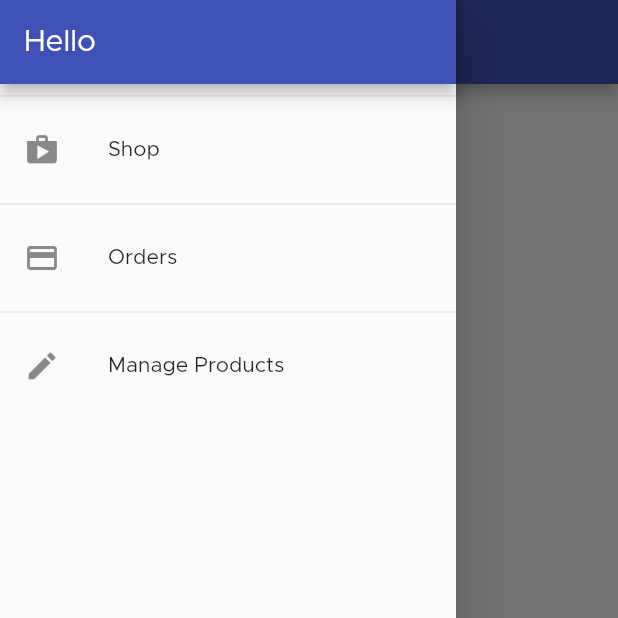
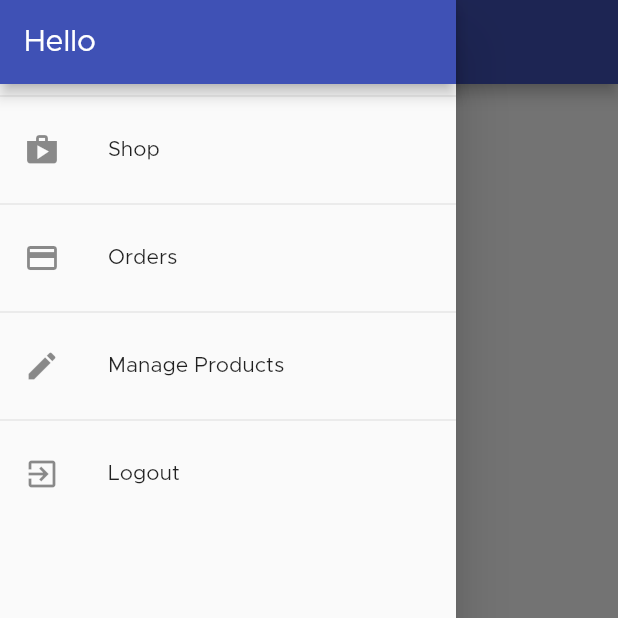
Before and after one commit to nekoto-kun/shop_app, a Flutter app: the OrdersScreen screen opened by its route, with the side drawer open, on a phone screen of 412 x 824 dp, the top half of it. Run offline on Flutter 3.47's test engine with Material 2 defaults, Android fonts, the phone set to English and light mode, and no system bars; network calls fail.

Commit message:
Module 11.14

```diff
--- a/lib/widgets/app_drawer.dart
+++ b/lib/widgets/app_drawer.dart
@@ -1,5 +1,7 @@
 import 'package:flutter/material.dart';
+import 'package:provider/provider.dart';
 
+import '../providers/auth.dart';
 import '../screens/user_products_screen.dart';
 import '../screens/orders_screen.dart';
 
@@ -17,19 +19,27 @@ class AppDrawer extends StatelessWidget {
           ListTile(
               leading: Icon(Icons.shop),
               title: Text('Shop'),
-            onTap: () => Navigator.of(context).pushReplacementNamed('/')
-          ),
+              onTap: () => Navigator.of(context).pushReplacementNamed('/')),
           Divider(),
           ListTile(
               leading: Icon(Icons.payment),
               title: Text('Orders'),
-            onTap: () => Navigator.of(context).pushReplacementNamed(OrdersScreen.routeName)
-          ),
+              onTap: () => Navigator.of(context)
+                  .pushReplacementNamed(OrdersScreen.routeName)),
           Divider(),
           ListTile(
               leading: Icon(Icons.edit),
               title: Text('Manage Products'),
-            onTap: () => Navigator.of(context).pushReplacementNamed(UserProductsScreen.routeName)
+              onTap: () => Navigator.of(context)
+                  .pushReplacementNamed(UserProductsScreen.routeName)),
+          Divider(),
+          ListTile(
+            leading: Icon(Icons.exit_to_app),
+            title: Text('Logout'),
+            onTap: () {
+              Navigator.of(context).pop();
+              Provider.of<Auth>(context, listen: false).logOut();
+            },
           ),
         ],
       ),
```
Also changed, not shown: lib/providers/auth.dart (+7 -0 lines). Lines whose indentation alone changed are shown as unchanged.
